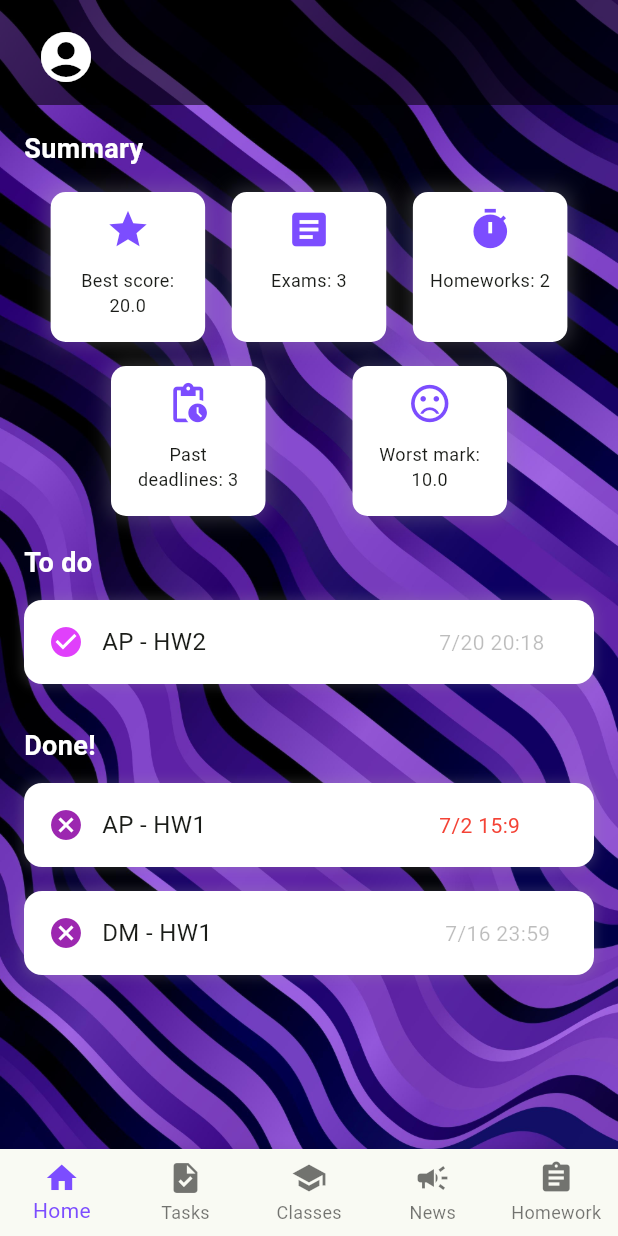
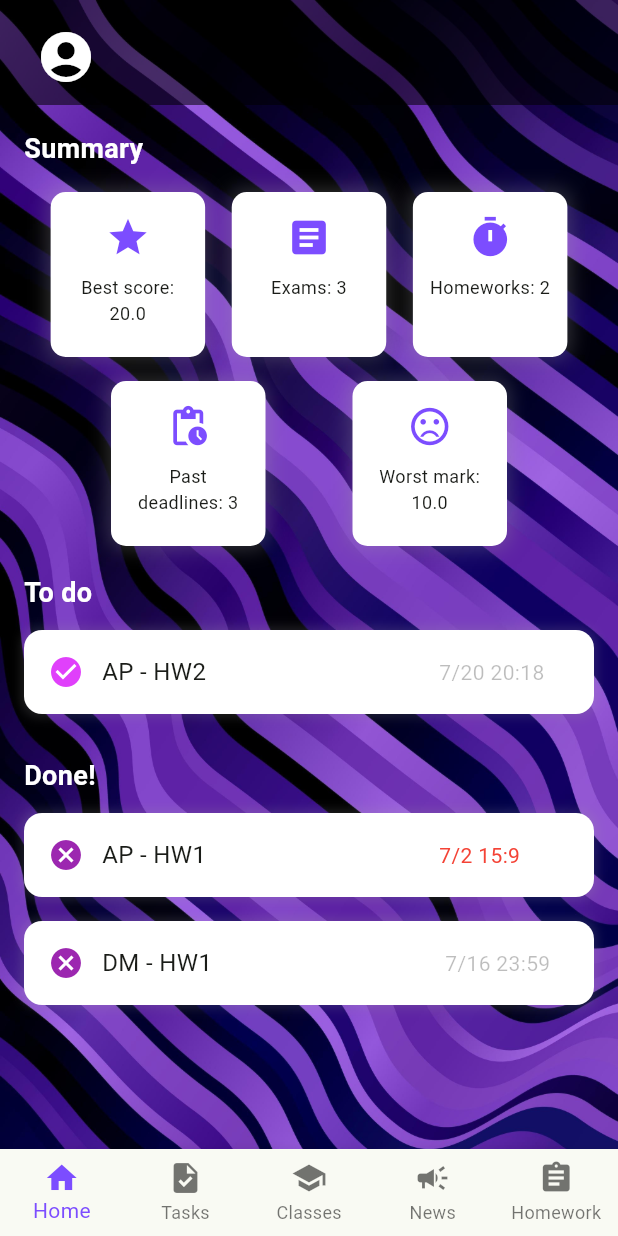
Before and after one commit to ZahraAziziGit/student-management-app, a Flutter app: the HomeScreen screen opened directly, on a phone screen of 412 x 824 dp. Run offline on Flutter 3.47's test engine with Material 3 defaults, Android fonts, the phone set to English and light mode, and no system bars; our stand-ins replace file_picker, image_picker; Roboto replaces fonts that are missing (Georgia).

Commit message:
fix: summary item details

```diff
--- a/lib/widgets/summary_item.dart
+++ b/lib/widgets/summary_item.dart
@@ -12,7 +12,7 @@ class SummaryItem extends StatelessWidget {
     double widthOfScreen = MediaQuery.of(context).size.width;
     return Container(
       width: widthOfScreen / 4,
-      height: 100,
+      height: 110,
       padding: const EdgeInsets.all(10),
       decoration: BoxDecoration(
         color: Colors.white,
@@ -27,6 +27,9 @@ class SummaryItem extends StatelessWidget {
       ),
       child: Column(
         children: [
+          const SizedBox(
+            height: 5,
+          ),
           Icon(icon, size: 30, color: Colors.deepPurpleAccent),
           const SizedBox(height: 10),
           Text(
```
